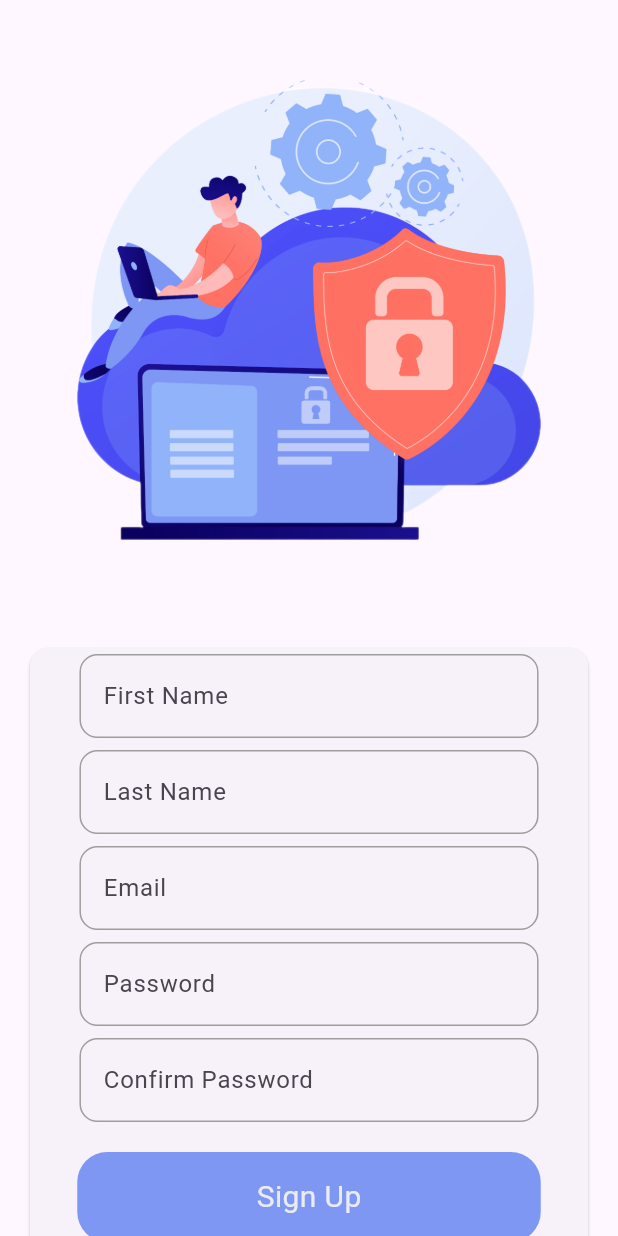
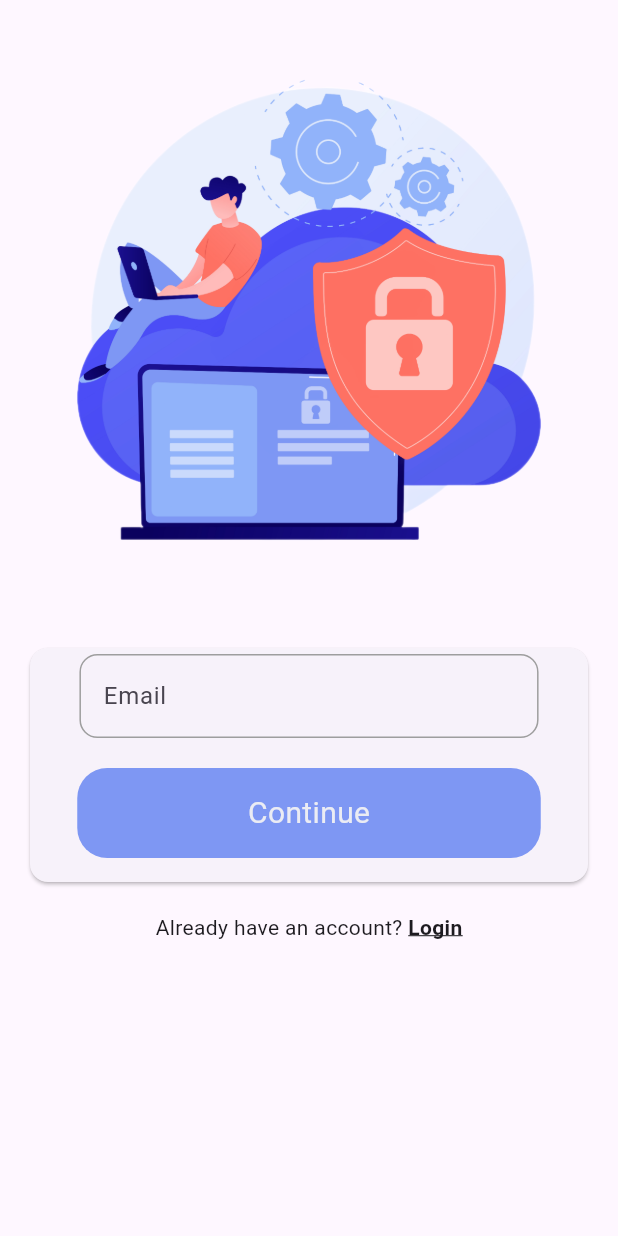
Before and after one commit to ahmd4real/chat, a Flutter app: the screen it shows after launch, after a tap on "Login", after a tap on "Sign Up", on a phone screen of 412 x 824 dp. Run offline on Flutter 3.47's test engine with Material 3 defaults, Android fonts, the light colour scheme and no system bars; drawn by our look-alikes of modal_progress_hud_nsn.

Commit message:
implemented sign-up

```diff
--- a/lib/constants.dart
+++ b/lib/constants.dart
@@ -17,3 +17,6 @@ String kLogo='assets/images/logo.png';
 String kMessage='msg';
 String kCreatedAt='createdAt';
 String kMessageId='id';
+
+
+const String  baseUrl='https://chat-app.runasp.net/api/Accounts/';
--- a/lib/main.dart
+++ b/lib/main.dart
@@ -1,9 +1,10 @@
 
 
 
-import 'package:chat/view/Screens/chat_page.dart';
+
+import 'package:chat/view/Screens/email_validate_page.dart';
 import 'package:chat/view/Screens/login_page.dart';
-import 'package:chat/view/Screens/register_page.dart';
+
 import 'package:flutter/material.dart';
 
 void main()async {
@@ -20,7 +21,8 @@ class ChatApp extends StatelessWidget {
       debugShowCheckedModeBanner: false,
       routes: {
         LoginPage.id:(context) =>  const LoginPage(),
-        RegisterPage.id:(context) => const RegisterPage(),
+        //RegisterPage.id:(context) =>  RegisterPage(),
+        EmailValidatePage.id:(context) => const EmailValidatePage(),
         //ChatPage.id:(context) => const ChatPage(),
       },
       initialRoute: LoginPage.id,
--- /dev/null
+++ b/lib/services/signup_service.dart
@@ -0,0 +1,3 @@
+// class SignupService{
+//   signUp
+// }
--- a/lib/utilities.dart
+++ b/lib/utilities.dart
@@ -3,3 +3,7 @@ import 'package:flutter/material.dart';
 void snackBar(BuildContext context, String msg) {
     ScaffoldMessenger.of(context).showSnackBar(SnackBar(content: Text(msg)));
   }
+
+ bool passwordMatched(String password, String confirmPassword) {
+    return password==confirmPassword;
+  }
--- /dev/null
+++ b/lib/view/Screens/email_validate_page.dart
@@ -0,0 +1,100 @@
+import 'package:chat/API/api.dart';
+import 'package:chat/constants.dart';
+import 'package:chat/utilities.dart';
+import 'package:chat/view/Screens/login_page.dart';
+import 'package:chat/view/Screens/register_page.dart';
+import 'package:flutter/material.dart';
+import 'package:flutter/widgets.dart';
+import 'package:modal_progress_hud_nsn/modal_progress_hud_nsn.dart';
+
+import '../Widgets/custom_button.dart';
+import '../Widgets/custom_text_form_field.dart';
+
+class EmailValidatePage extends StatefulWidget {
+  const EmailValidatePage({super.key});
+  static String id = 'emailValidatePage';
+
+  @override
+  State<EmailValidatePage> createState() => _EmailValidatePageState();
+}
+
+class _EmailValidatePageState extends State<EmailValidatePage> {
+  TextEditingController emailController = TextEditingController();
+
+  GlobalKey<FormState> formKey = GlobalKey();
+
+  bool loading = false;
+
+  @override
+  Widget build(BuildContext context) {
+    return ModalProgressHUD(
+      inAsyncCall: loading,
+      child: Scaffold(
+        body: Form(
+          key: formKey,
+          child: ListView(
+            children: [
+              Image.asset('assets/images/logo.png'),
+              Padding(
+                padding: const EdgeInsets.all(16.0),
+                child: Card(
+                  child: Column(
+                    children: [
+                      CustomTextFormField(
+                        controller: emailController,
+                        hidden: false,
+                        hintText: 'Email',
+                        keyboardType: TextInputType.emailAddress,
+                      ),
+                      CustomButton(
+                        text: 'Continue',
+                        onTap: () async {
+                          if (formKey.currentState!.validate()) {
+                            loading = true;
+                            setState(() {});
+                            Navigator.push(
+                              context,
+                              MaterialPageRoute(
+                                  builder: (context) => RegisterPage(
+                                        email: emailController.text,
+                                      )),
+                            );
+                            loading = false;
+                            setState(() {});
+                          }
+                        },
+                      ),
+                    ],
+                  ),
+                ),
+              ),
+              Padding(
+                padding: const EdgeInsets.only(bottom: 16.0),
+                child: Row(
+                  mainAxisAlignment: MainAxisAlignment.center,
+                  children: [
+                    const Text(
+                      'Already have an account? ',
+
+                    ),
+                    GestureDetector(
+                        onTap: () {
+                          Navigator.pushNamed(context, LoginPage.id);
+
+                        },
+                        child: const Text(
+                          'Login',
+                          style: TextStyle(
+                              decoration: TextDecoration.underline,
+                              fontWeight: FontWeight.w600),
+                        ))
+                  ],
+                ),
+              )
+            ],
+          ),
+        ),
+      ),
+    );
+  }
+}
--- a/lib/view/Screens/login_page.dart
+++ b/lib/view/Screens/login_page.dart
@@ -1,3 +1,6 @@
+import 'package:chat/API/api.dart';
+import 'package:chat/constants.dart';
+import 'package:chat/view/Screens/email_validate_page.dart';
 import 'package:chat/view/Screens/register_page.dart';
 import 'package:chat/view/Widgets/custom_button.dart';
 import 'package:flutter/cupertino.dart';
@@ -69,13 +72,14 @@ class _LoginPageState extends State<LoginPage> {
                       //     snackBar(context, 'Wrong password');
                       //   }
                       // }
+                      login(emailController.text, passwordController.text);
 
                       setState(() {
                         loading = false;
                       });
-                       print(
-                            'email ${emailController.text} password ${passwordController.text}',
-                          );
+                      //  print(
+                      //       'email ${emailController.text} password ${passwordController.text}',
+                      //     );
                     }
                   },
                 ),
@@ -95,7 +99,7 @@ class _LoginPageState extends State<LoginPage> {
                     GestureDetector(
                         onTap: () {
 
-                          Navigator.pushNamed(context, RegisterPage.id);
+                          Navigator.pushReplacementNamed(context, EmailValidatePage.id);
                         },
                         child: const Text(
                           style: TextStyle(decoration:TextDecoration.underline ,fontWeight: FontWeight.w600),
@@ -111,6 +115,18 @@ class _LoginPageState extends State<LoginPage> {
     );
   }
 
+    void login(String email, String password) {
+    API().post(
+      url: '${baseUrl}SignUp',
+      body: {
+
+        "email": email,
+        "password": password,
+
+      },
+    );
+  }
+
   // Future<void> loginUser() async {
   //   UserCredential user = await FirebaseAuth.instance
   //       .signInWithEmailAndPassword(email: email!, password: password!);
--- a/lib/view/Widgets/custom_button.dart
+++ b/lib/view/Widgets/custom_button.dart
@@ -1,6 +1,7 @@
 import 'package:chat/constants.dart';
+import 'package:flutter/material.dart';
 
-import 'package:flutter/material.dart';
+
 
 class CustomButton extends StatelessWidget {
   CustomButton({super.key, this.onTap, this.text});
--- a/lib/view/Widgets/custom_text_form_field.dart
+++ b/lib/view/Widgets/custom_text_form_field.dart
@@ -1,14 +1,23 @@
+
+
+import 'package:chat/utilities.dart';
 import 'package:flutter/material.dart';
+import 'package:flutter/services.dart';
 import 'package:flutter/widgets.dart';
 
 class CustomTextFormField extends StatelessWidget {
   CustomTextFormField(
       {required this.hidden, super.key, this.onChanged, this.hintText,
-      required this.controller
+      required this.controller,
 
+      this.keyboardType=TextInputType.text,
+      this.validator
       });
   String? hintText;
+  //String errorMsg;
   bool hidden;
+  String? Function(String?)? validator;
+  TextInputType keyboardType;
    TextEditingController controller=TextEditingController();
   Function(String)? onChanged;
   @override
@@ -18,12 +27,13 @@ class CustomTextFormField extends StatelessWidget {
           horizontal: MediaQuery.of(context).size.width * 0.08, vertical: 4),
       child: TextFormField(
         obscureText: hidden,
-        validator: (value) {
+        validator: validator ?? (value) {
           if (value!.isEmpty) {
-            return 'Field is Required';
+            return 'Field is required';
           }
           return null;
         },
+        keyboardType: keyboardType,
         controller: controller ,
         onChanged: onChanged,
         decoration: InputDecoration(
--- a/pubspec.yaml
+++ b/pubspec.yaml
@@ -36,6 +36,7 @@ dependencies:
   # Use with the CupertinoIcons class for iOS style icons.
   cupertino_icons: ^1.0.6
   modal_progress_hud_nsn: ^0.5.1
+  http: ^1.2.1
 
 dev_dependencies:
   flutter_test:
```
Also changed, not shown: lib/API/api.dart (added, +36 -0 lines), lib/view/Screens/register_page.dart (+43 -19 lines), pubspec.lock.
